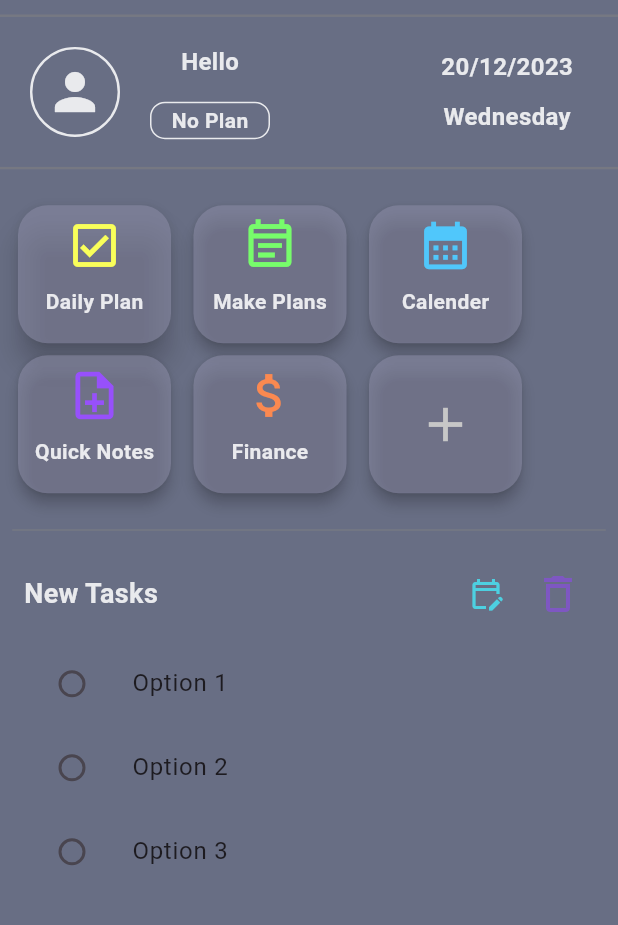
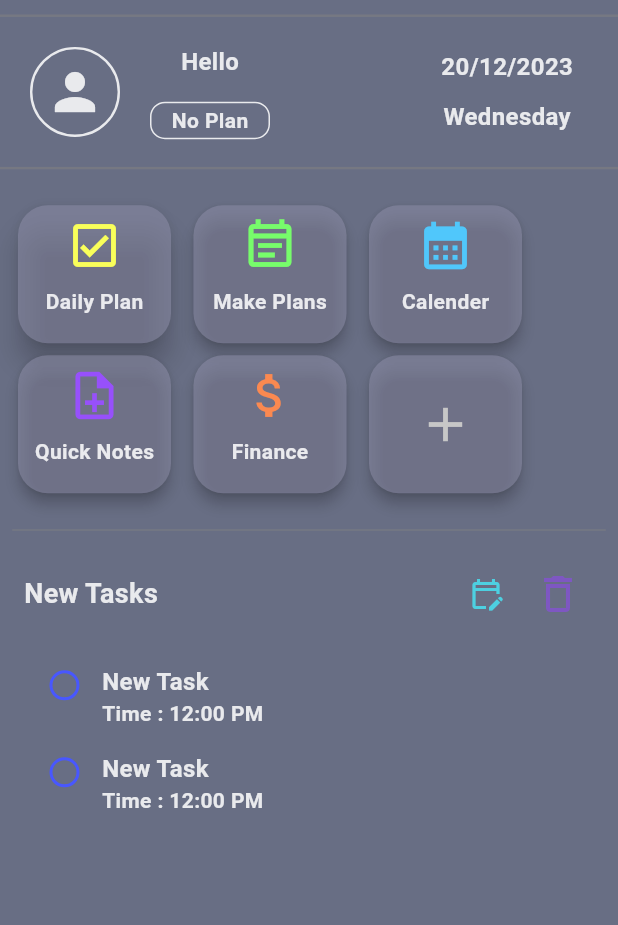
Before and after one commit to humairatabassum/to_do_list, a Flutter app: the screen it shows after launch, on a phone screen of 412 x 824 dp, the part 92-1017 px from its top. Run offline on Flutter 3.47's test engine with Material 3 defaults, Android fonts, the phone set to English and light mode, and no system bars.

Commit message:
new row added

```diff
--- a/lib/home.dart
+++ b/lib/home.dart
@@ -385,31 +385,123 @@ class HomeClass extends StatelessWidget {
                       ),
                       Column(
                         mainAxisAlignment: MainAxisAlignment.center,
-                        children:[
-                          ListTile(
-                            title: const Text('Option 1'),
-                            leading: Radio(
-                              value: 'Option 1',
-                              groupValue: wd,
-                              onChanged: (value) {},
+                        children: [
+                          // ListTile(
+                          //   title: const Text('Option 1'),
+                          //   leading: Radio(
+                          //     value: 'Option 1',
+                          //     groupValue: wd,
+                          //     onChanged: (value) {},
+                          //   ),
+                          // ),
+                          // ListTile(
+                          //   title: const Text('Option 2'),
+                          //   leading: Radio(
+                          //     value: 'Option 2',
+                          //     groupValue: wd,
+                          //     onChanged: (value) {},
+                          //   ),
+                          // ),
+                          // ListTile(
+                          //   title: const Text('Option 3'),
+                          //   leading: Radio(
+                          //     value: 'Option 3',
+                          //     groupValue: wd,
+                          //     onChanged: (value) {},
+                          //   ),
+                          // ),
+
+                          Padding(
+                            padding: const EdgeInsets.only(left: 25.0),
+                            child: Row(
+                              children: [
+                                Container(
+                                  width: 20,
+                                  height: 20,
+                                  decoration: BoxDecoration(
+                                    shape: BoxShape.circle,
+                                    border: Border.all(
+                                      color:
+                                          const Color.fromARGB(255, 72, 87, 255),
+                                      width: 2,
+                                    ),
+                                  ),
+                                ),
+                                const Padding(
+                                  padding: EdgeInsets.only(left: 15.0, top: 15.0),
+                                  child: Column(
+                                    crossAxisAlignment: CrossAxisAlignment.start,
+                                    children: [
+                                      Text(
+                                        'New Task',
+                                        style: TextStyle(
+                                          fontSize: 16,
+                                          fontWeight: FontWeight.bold,
+                                          color:
+                                              Color.fromARGB(218, 255, 255, 255),
+                                        ),
+                                      ),
+                                      Text(
+                                        'Time : 12:00 PM',
+                                        style: TextStyle(
+                                          fontSize: 14,
+                                          fontWeight: FontWeight.bold,
+                                          color:
+                                              Color.fromARGB(218, 255, 255, 255),
+                                        ),
+                                      ),
+                                    ],
+                                  ),
+                                )
+                              ],
                             ),
                           ),
-                          ListTile(
-                            title: const Text('Option 2'),
-                            leading: Radio(
-                              value: 'Option 2',
-                              groupValue: wd,
-                              onChanged: (value) {},
+
+                          Padding(
+                            padding: const EdgeInsets.only(left: 25.0),
+                            child: Row(
+                              children: [
+                                Container(
+                                  width: 20,
+                                  height: 20,
+                                  decoration: BoxDecoration(
+                                    shape: BoxShape.circle,
+                                    border: Border.all(
+                                      color:
+                                          const Color.fromARGB(255, 72, 87, 255),
+                                      width: 2,
+                                    ),
+                                  ),
+                                ),
+                                const Padding(
+                                  padding: EdgeInsets.only(left: 15.0, top: 15.0),
+                                  child: Column(
+                                    crossAxisAlignment: CrossAxisAlignment.start,
+                                    children: [
+                                      Text(
+                                        'New Task',
+                                        style: TextStyle(
+                                          fontSize: 16,
+                                          fontWeight: FontWeight.bold,
+                                          color:
+                                              Color.fromARGB(218, 255, 255, 255),
+                                        ),
+                                      ),
+                                      Text(
+                                        'Time : 12:00 PM',
+                                        style: TextStyle(
+                                          fontSize: 14,
+                                          fontWeight: FontWeight.bold,
+                                          color:
+                                              Color.fromARGB(218, 255, 255, 255),
+                                        ),
+                                      ),
+                                    ],
+                                  ),
+                                )
+                              ],
                             ),
-                          ),
-                          ListTile(
-                            title: const Text('Option 3'),
-                            leading: Radio(
-                              value: 'Option 3',
-                              groupValue: wd,
-                              onChanged: (value) {},
-                            ),
-                          ),
+                          )
                         ],
                       ),
                     ],
```
Also changed, not shown: pubspec.lock.
